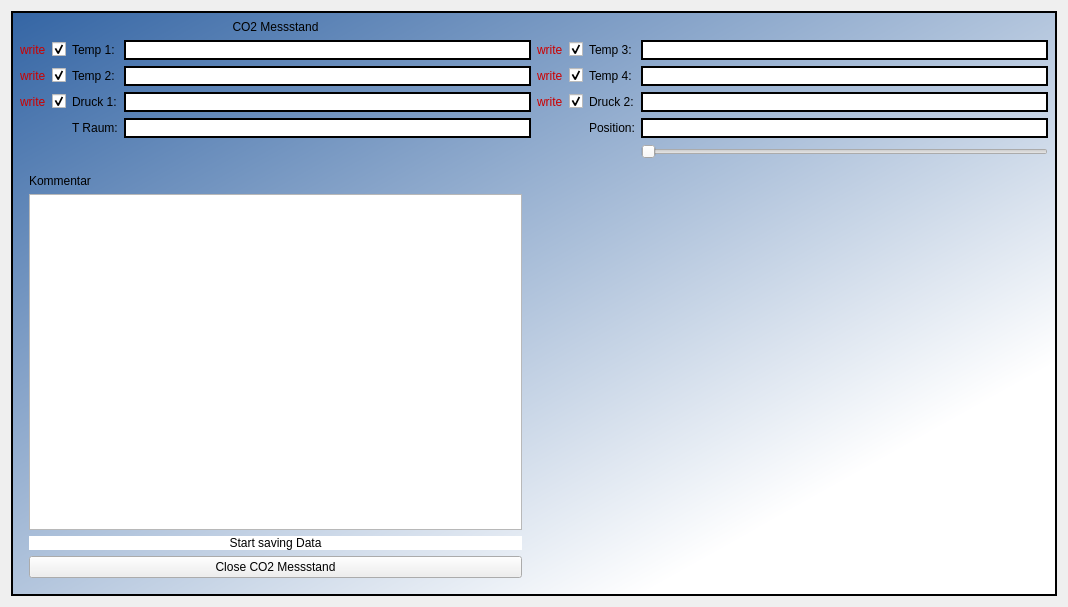
JSchulzG/PiXtend-CO2Messstand, file form.ui: the form before one commit.
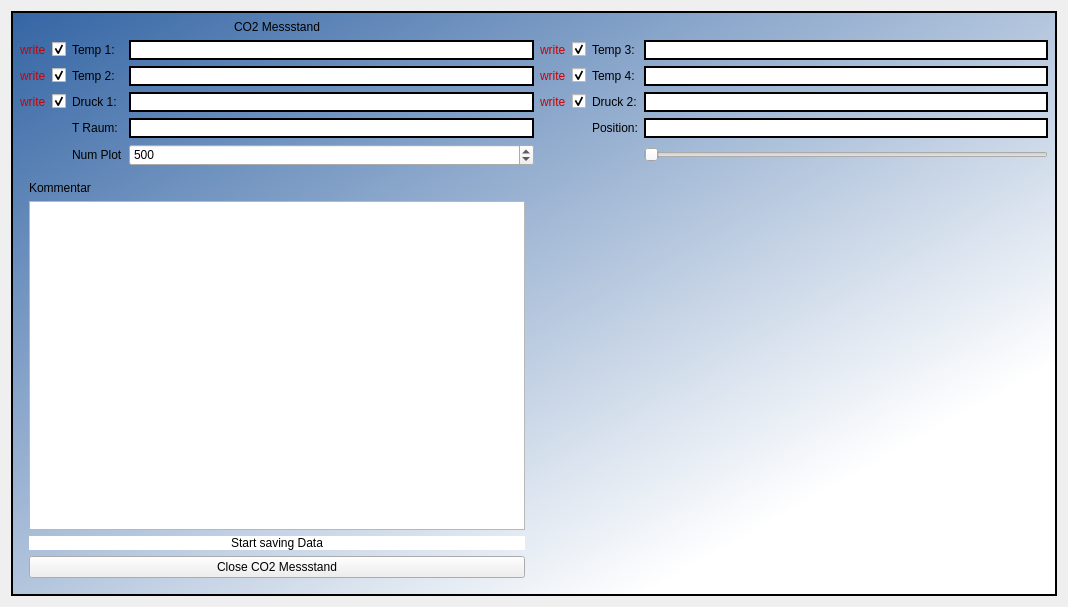
The form after the commit.

Commit message:
Multiprocessing for Plot, faild
It was possible to set up a Queue and read it with another programm,
but could not plot it.
Now Try it with a csv file.

Diff of the .ui file:
```diff
--- a/form.ui
+++ b/form.ui
@@ -392,6 +392,23 @@
         </property>
        </widget>
       </item>
+      <item row="8" column="3">
+       <widget class="QSpinBox" name="plotLength">
+        <property name="maximum">
+         <number>1000</number>
+        </property>
+        <property name="value">
+         <number>500</number>
+        </property>
+       </widget>
+      </item>
+      <item row="8" column="2">
+       <widget class="QLabel" name="label_2">
+        <property name="text">
+         <string>Num Plot</string>
+        </property>
+       </widget>
+      </item>
      </layout>
      <zorder>plot2Widget</zorder>
      <zorder>plotWidget</zorder>
```
Left out of the diff: 2 changed lines with no effect on the pictures. The commit also changes 3 other files.
